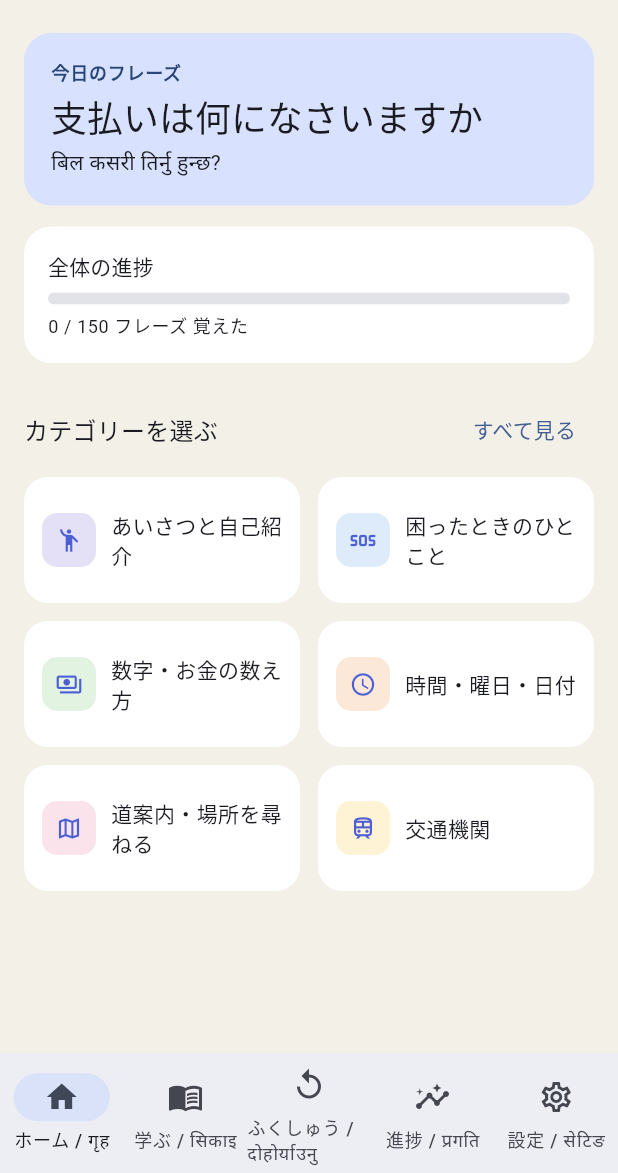
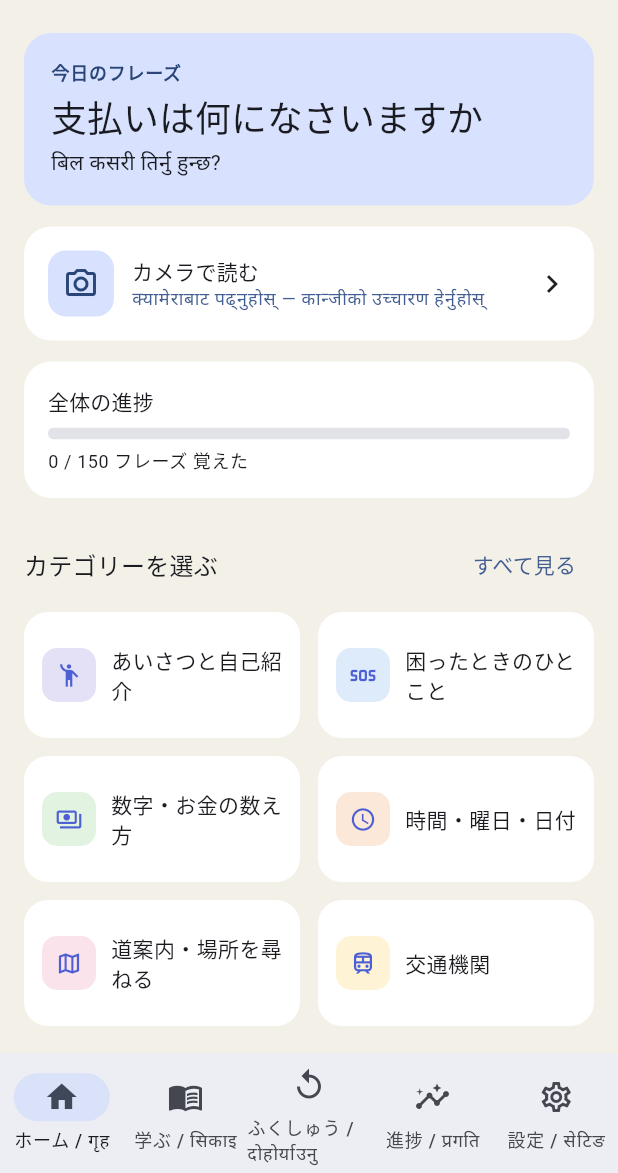
Before and after one commit to nbmalla/Nepali-Dictionary, a Flutter app: the screen it shows after launch, on a phone screen of 412 x 824 dp, the part 63-1236 px from its top. Run offline on Flutter 3.47's test engine with Material 3 defaults, Android fonts, the phone set to English and light mode, and no system bars; our stand-ins replace audioplayers, flutter_tts, image_picker, shared_preferences; missing offline and left inert: dart:js_interop.

Commit message:
Add camera OCR + romaji reader (Tesseract.js + kuroshiro, client-side only)
Lets users photograph a sign/menu and get Japanese text plus a romaji
reading. Runs entirely in the browser via CDN-loaded Tesseract.js and
kuroshiro/kuromoji, so it needs no backend or API key and stays
compatible with the free GitHub Pages hosting.

Co-Authored-By: Claude Sonnet 5 <noreply@anthropic.com>

```diff
--- a/lib/screens/dashboard_screen.dart
+++ b/lib/screens/dashboard_screen.dart
@@ -6,6 +6,7 @@ import '../state/progress_store.dart';
 import '../theme/app_theme.dart';
 import 'category_detail_screen.dart';
 import 'category_grid_screen.dart';
+import 'ocr_reader_screen.dart';
 
 /// "ホーム" tab: today's phrase, overall progress, and quick shortcuts
 /// into a handful of categories.
@@ -52,6 +53,12 @@ class _DashboardScreenState extends State<DashboardScreen> {
               padding: const EdgeInsets.fromLTRB(16, 8, 16, 24),
               children: [
                 if (today != null) _TodaysPhraseCard(item: today),
+                const SizedBox(height: 14),
+                _OcrEntryCard(
+                  onTap: () => Navigator.of(context).push(
+                    MaterialPageRoute(builder: (_) => const OcrReaderScreen()),
+                  ),
+                ),
                 const SizedBox(height: 14),
                 const _OverallProgressCard(),
                 const SizedBox(height: 20),
@@ -127,6 +134,54 @@ class _TodaysPhraseCard extends StatelessWidget {
           const SizedBox(height: 4),
           Text(item.meaning, style: theme.textTheme.bodyMedium),
         ],
+      ),
+    );
+  }
+}
+
+class _OcrEntryCard extends StatelessWidget {
+  final VoidCallback onTap;
+  const _OcrEntryCard({required this.onTap});
+
+  @override
+  Widget build(BuildContext context) {
+    final theme = Theme.of(context);
+    return Material(
+      color: AppColors.cardBackground(context),
+      borderRadius: BorderRadius.circular(18),
+      child: InkWell(
+        borderRadius: BorderRadius.circular(18),
+        onTap: onTap,
+        child: Padding(
+          padding: const EdgeInsets.all(16),
+          child: Row(
+            children: [
+              Container(
+                width: 44,
+                height: 44,
+                decoration: BoxDecoration(
+                  color: theme.colorScheme.primaryContainer,
+                  borderRadius: BorderRadius.circular(12),
+                ),
+                child: Icon(Icons.photo_camera_outlined, color: theme.colorScheme.onPrimaryContainer),
+              ),
+              const SizedBox(width: 12),
+              Expanded(
+                child: Column(
+                  crossAxisAlignment: CrossAxisAlignment.start,
+                  children: [
+                    Text('カメラで読む', style: theme.textTheme.titleSmall),
+                    Text(
+                      'क्यामेराबाट पढ्नुहोस् — कान्जीको उच्चारण हेर्नुहोस्',
+                      style: theme.textTheme.bodySmall?.copyWith(color: theme.colorScheme.primary),
+                    ),
+                  ],
+                ),
+              ),
+              const Icon(Icons.chevron_right),
+            ],
+          ),
+        ),
       ),
     );
   }
--- a/pubspec.yaml
+++ b/pubspec.yaml
@@ -37,6 +37,8 @@ dependencies:
   flutter_tts: ^4.2.5
   shared_preferences: ^2.5.5
   audioplayers: ^6.8.1
+  image_picker: ^1.1.2
+  web: ^1.1.0
 
 dev_dependencies:
   flutter_test:
```
Also changed, not shown: lib/screens/ocr_reader_screen.dart (added, +177 -0 lines), lib/services/ocr_service.dart (added, +34 -0 lines), pubspec.lock, 2 other files.
